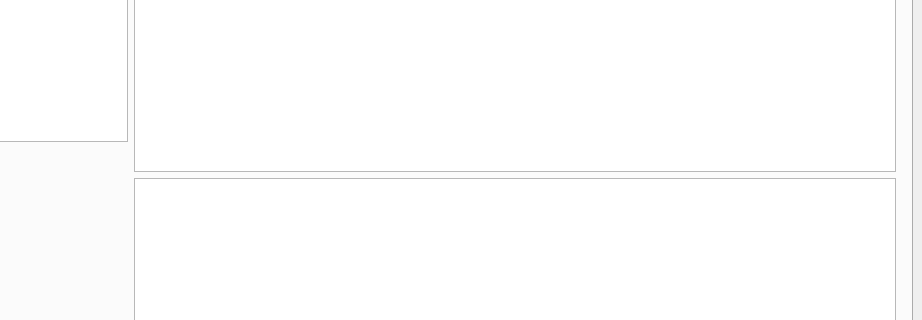
Old version of the form ui/mainWindow.ui in the repository adhukka477/options_explorer_app; both pictures show x 152 to 1074 and y 372 to 692 of the 1074 by 827 pixel window.
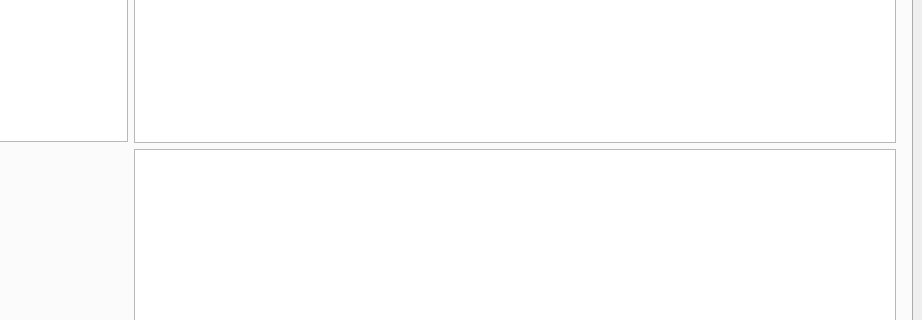
New version of the form.

Commit message: Added functionality for options chain search results. WIP

Diff of the .ui file:
```diff
--- a/ui/mainWindow.ui
+++ b/ui/mainWindow.ui
@@ -185,7 +185,7 @@
            </layout>
           </item>
           <item>
-           <layout class="QVBoxLayout" name="options_search_v_layout2" stretch="1,20,8,0">
+           <layout class="QVBoxLayout" name="options_search_v_layout2" stretch="1,8,4,0">
             <item>
              <widget class="QLabel" name="label">
               <property name="sizePolicy">
@@ -219,7 +219,7 @@
              </widget>
             </item>
             <item>
-             <widget class="QTableWidget" name="tableWidget"/>
+             <widget class="QTableView" name="options_search_table_widget"/>
             </item>
             <item>
              <widget class="QTableWidget" name="tableWidget_2"/>
```
The commit also changes 5 other files.
